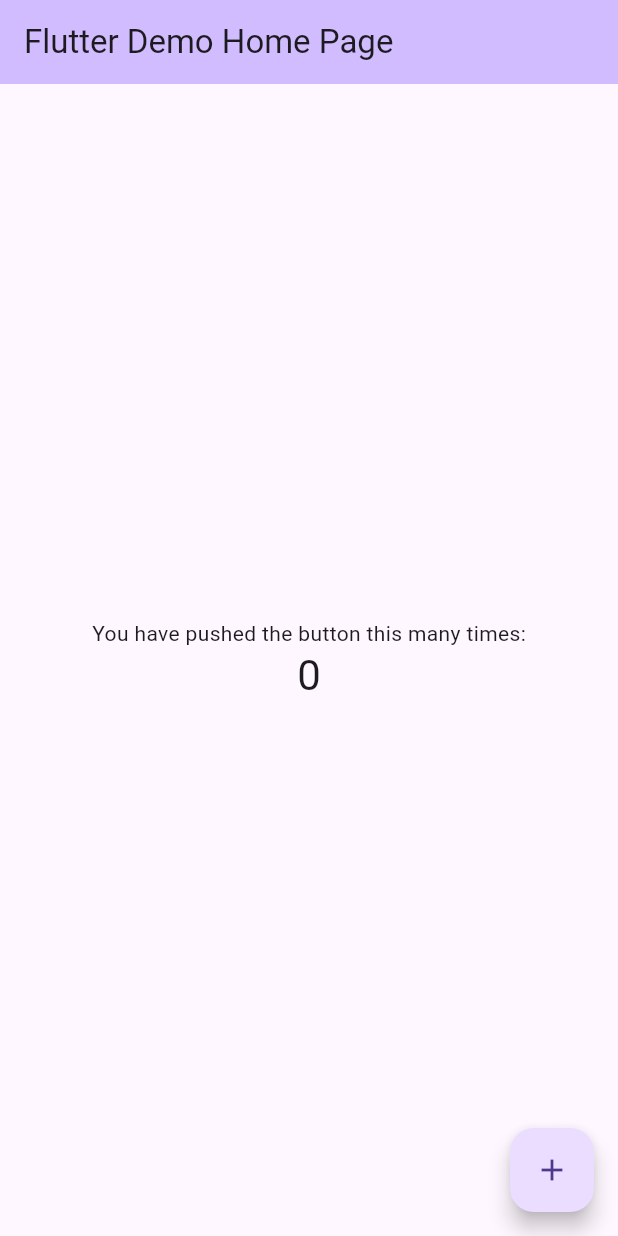
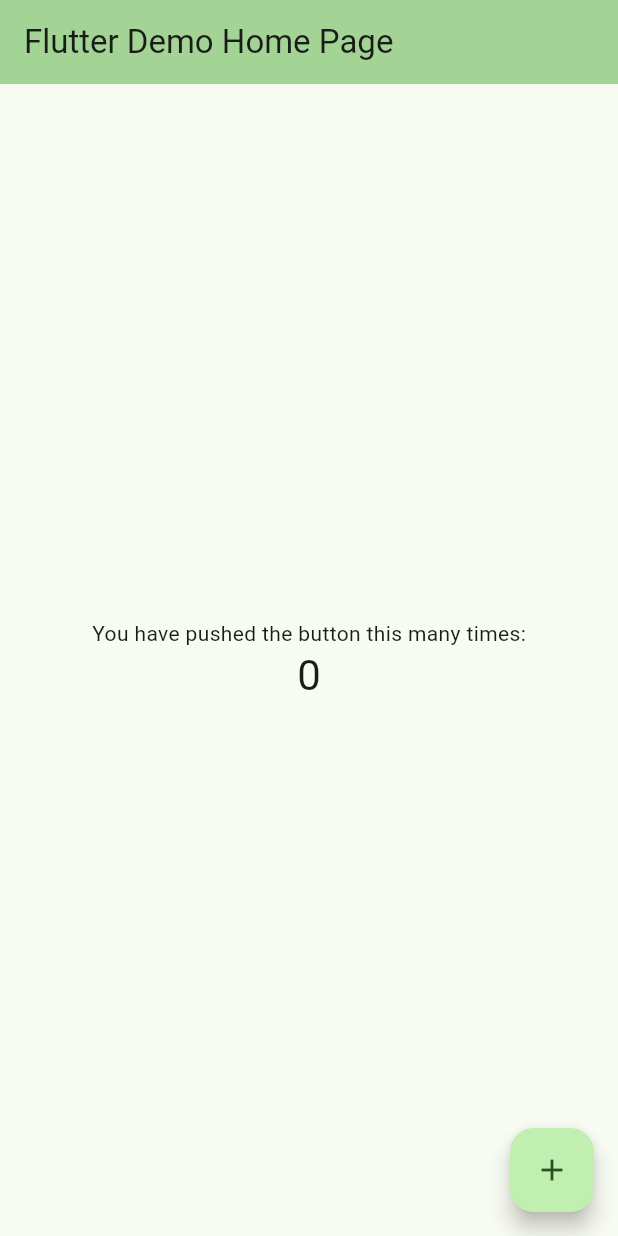
Before and after one commit to zohaibbukhari126/ChallengeZ, a Flutter app: the screen it shows after launch, on a phone screen of 412 x 824 dp. Run offline on Flutter 3.47's test engine with Material 3 defaults, Android fonts, the phone set to English and light mode, and no system bars.

Commit message:
Color green

```diff
--- a/lib/main.dart
+++ b/lib/main.dart
@@ -13,7 +13,23 @@ class MyApp extends StatelessWidget {
     return MaterialApp(
       title: 'Flutter Demo',
       theme: ThemeData(
-        primarySwatch: Colors.blue,
+        // This is the theme of your application.
+        //
+        // TRY THIS: Try running your application with "flutter run". You'll see
+        // the application has a purple toolbar. Then, without quitting the app,
+        // try changing the seedColor in the colorScheme below to Colors.green
+        // and then invoke "hot reload" (save your changes or press the "hot
+        // reload" button in a Flutter-supported IDE, or press "r" if you used
+        // the command line to start the app).
+        //
+        // Notice that the counter didn't reset back to zero; the application
+        // state is not lost during the reload. To reset the state, use hot
+        // restart instead.
+        //
+        // This works for code too, not just values: Most code changes can be
+        // tested with just a hot reload.
+        colorScheme: ColorScheme.fromSeed(seedColor: Color.fromRGBO(66, 179, 56, 1)),
+        useMaterial3: true,
       ),
       home: const MyHomePage(title: 'Flutter Demo Home Page'),
     );
```
